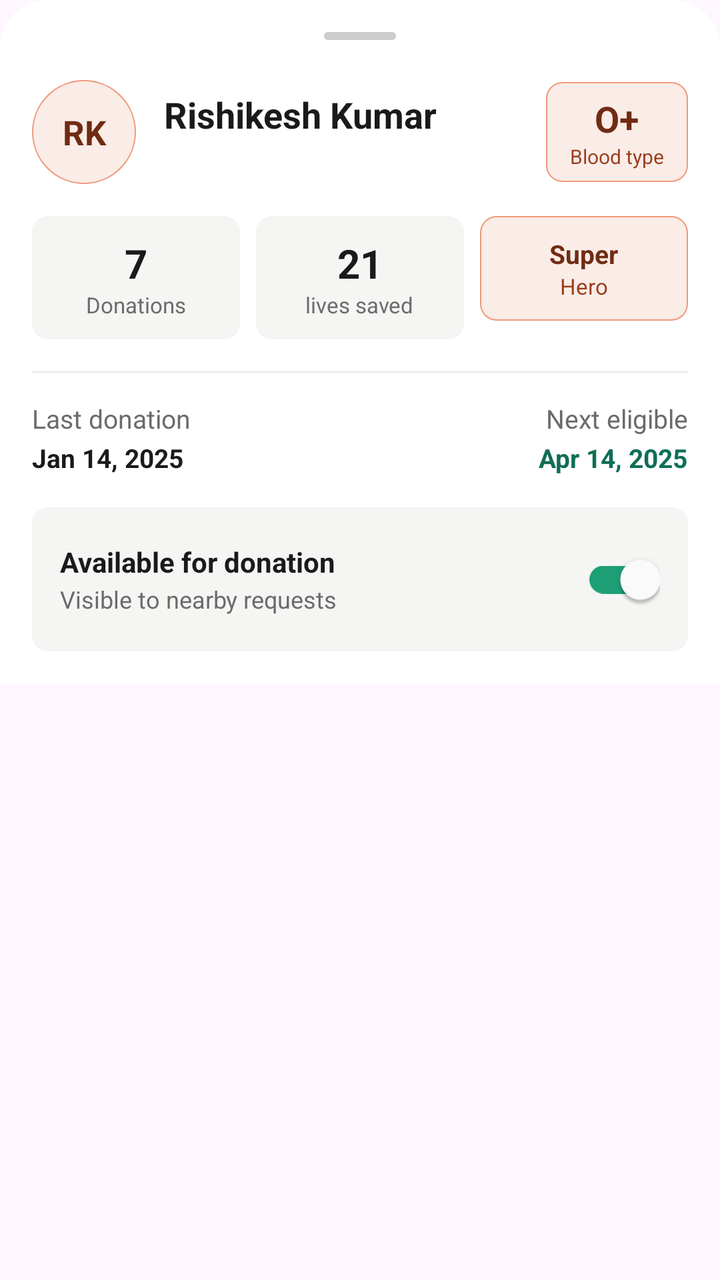
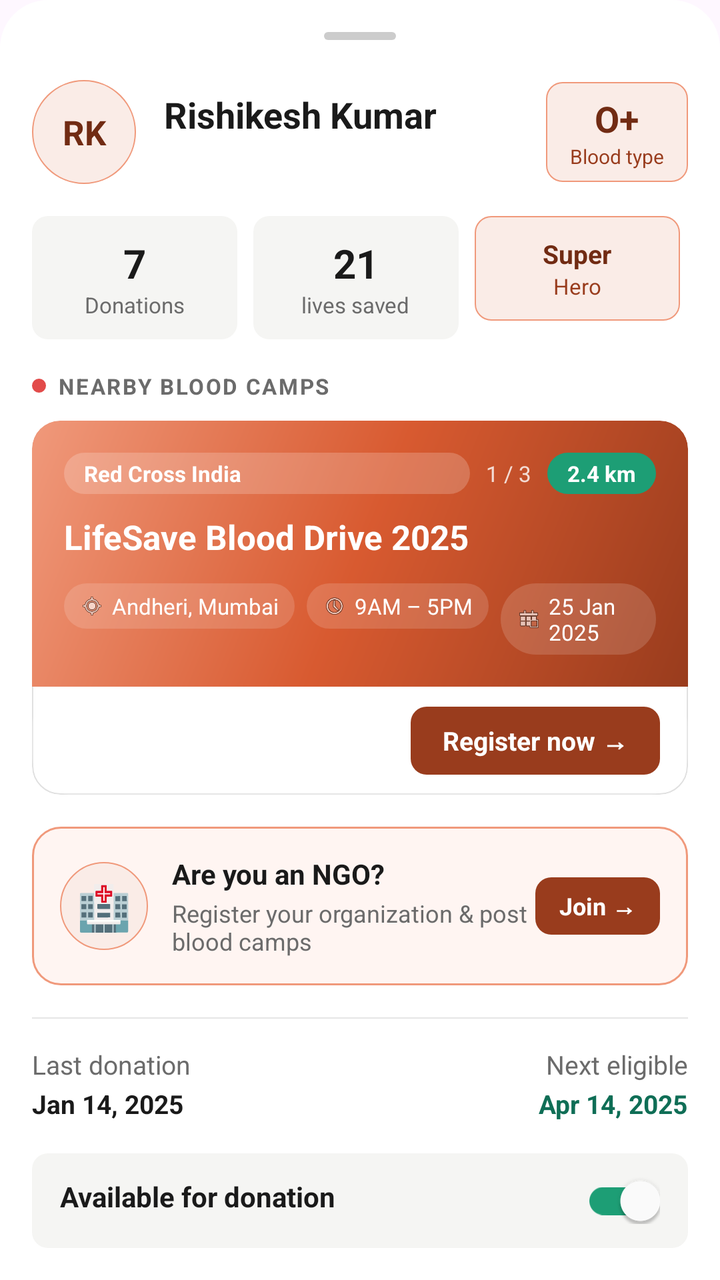

Screens rendered from an Android XML layout before and after an edit, with the pre-edit source and the edit as a unified diff.
<!-- AndroidManifest.xml: application theme Theme.LifeLink -->
<!-- res/layout/fragment_donor_bottom_sheet.xml -->
<?xml version="1.0" encoding="utf-8"?>
<FrameLayout xmlns:android="http://schemas.android.com/apk/res/android"
    xmlns:app="http://schemas.android.com/apk/res-auto"
    android:layout_width="match_parent"
    android:layout_height="match_parent">

    
    <LinearLayout
        android:id="@+id/donorBottomSheet"
        android:layout_width="match_parent"
        android:layout_height="wrap_content"
        android:background="@drawable/bg_bottom_sheet"
        android:orientation="vertical"
        android:padding="16dp">

        
        <View
            android:layout_width="36dp"
            android:layout_height="4dp"
            android:layout_gravity="center_horizontal"
            android:layout_marginBottom="20dp"
            android:background="@drawable/bg_drag_handle" />

        
        <LinearLayout
            android:layout_width="match_parent"
            android:layout_height="wrap_content"
            android:layout_marginBottom="16dp"
            android:gravity="center_vertical"
            android:orientation="horizontal">

            
            <TextView
                android:id="@+id/tvAvatar"
                android:layout_width="52dp"
                android:layout_height="52dp"
                android:background="@drawable/bg_avatar"
                android:gravity="center"
                android:text="RK"
                android:textColor="@color/coral_800"
                android:textSize="17sp"
                android:textStyle="bold" />

            
            <LinearLayout
                android:layout_width="0dp"
                android:layout_height="wrap_content"
                android:layout_marginStart="14dp"
                android:layout_weight="1"
                android:orientation="vertical">

                <TextView
                    android:id="@+id/tvDonorName"
                    android:layout_width="wrap_content"
                    android:layout_height="wrap_content"
                    android:text="Rishikesh Kumar"
                    android:textColor="@color/text_primary"
                    android:textSize="18sp"
                    android:textStyle="bold" />

                <EditText
                    android:id="@+id/locationEt"
                    android:layout_width="match_parent"
                    android:layout_height="wrap_content"
                    android:background="@android:color/transparent"
                    android:textColor="#000"
                    android:textSize="13dp"/>

            </LinearLayout>

            
            <LinearLayout
                android:id="@+id/llBloodBadge"
                android:layout_width="wrap_content"
                android:layout_height="wrap_content"
                android:background="@drawable/bg_blood_badge"
                android:gravity="center"
                android:orientation="vertical"
                android:paddingStart="12dp"
                android:paddingEnd="12dp"
                android:paddingTop="6dp"
                android:paddingBottom="6dp">

                <TextView
                    android:id="@+id/tvBloodGroup"
                    android:layout_width="wrap_content"
                    android:layout_height="wrap_content"
                    android:text="O+"
                    android:textColor="@color/coral_800"
                    android:textSize="18sp"
                    android:textStyle="bold" />

                <TextView
                    android:layout_width="wrap_content"
                    android:layout_height="wrap_content"
                    android:text="Blood type"
                    android:textColor="@color/coral_600"
                    android:textSize="10sp" />

            </LinearLayout>

        </LinearLayout>

        
        <GridLayout
            android:layout_width="match_parent"
            android:layout_height="wrap_content"
            android:layout_marginBottom="16dp"
            android:columnCount="3"
            android:rowCount="1"
            android:useDefaultMargins="false">

            
            <LinearLayout
                android:layout_width="0dp"
                android:layout_height="wrap_content"
                android:layout_columnWeight="1"
                android:layout_marginEnd="4dp"
                android:background="@drawable/bg_stat_card"
                android:gravity="center"
                android:orientation="vertical"
                android:paddingTop="10dp"
                android:paddingBottom="10dp">

                <TextView
                    android:id="@+id/tvTotalDonations"
                    android:layout_width="wrap_content"
                    android:layout_height="wrap_content"
                    android:text="7"
                    android:textColor="@color/text_primary"
                    android:textSize="20sp"
                    android:textStyle="bold" />

                <TextView
                    android:layout_width="wrap_content"
                    android:layout_height="wrap_content"
                    android:text="Donations"
                    android:textColor="@color/text_secondary"
                    android:textSize="11sp" />

            </LinearLayout>

            
            <LinearLayout
                android:layout_width="0dp"
                android:layout_height="wrap_content"
                android:layout_columnWeight="1"
                android:layout_marginStart="4dp"
                android:layout_marginEnd="4dp"
                android:background="@drawable/bg_stat_card"
                android:gravity="center"
                android:orientation="vertical"
                android:paddingTop="10dp"
                android:paddingBottom="10dp">

                <TextView
                    android:id="@+id/tvLivesSaved"
                    android:layout_width="wrap_content"
                    android:layout_height="wrap_content"
                    android:text="21"
                    android:textColor="@color/text_primary"
                    android:textSize="20sp"
                    android:textStyle="bold" />

                <TextView
                    android:layout_width="wrap_content"
                    android:layout_height="wrap_content"
                    android:text="lives saved"
                    android:textColor="@color/text_secondary"
                    android:textSize="11sp" />

            </LinearLayout>

            
            <LinearLayout
                android:layout_width="0dp"
                android:layout_height="wrap_content"
                android:layout_columnWeight="1"
                android:layout_marginStart="4dp"
                android:background="@drawable/bg_badge_card"
                android:gravity="center"
                android:orientation="vertical"
                android:paddingTop="10dp"
                android:paddingBottom="10dp">

                <TextView
                    android:id="@+id/tvBadgeTitle"
                    android:layout_width="wrap_content"
                    android:layout_height="wrap_content"
                    android:text="Super"
                    android:textColor="@color/coral_800"
                    android:textSize="13sp"
                    android:textStyle="bold" />

                <TextView
                    android:id="@+id/tvBadgeSub"
                    android:layout_width="wrap_content"
                    android:layout_height="wrap_content"
                    android:text="Hero"
                    android:textColor="@color/coral_600"
                    android:textSize="11sp" />

            </LinearLayout>

        </GridLayout>

        
        <View
            android:layout_width="match_parent"
            android:layout_height="0.5dp"
            android:layout_marginBottom="14dp"
            android:background="@color/divider" />

        
        <LinearLayout
            android:layout_width="match_parent"
            android:layout_height="wrap_content"
            android:layout_marginBottom="16dp"
            android:orientation="horizontal">

            
            <LinearLayout
                android:layout_width="0dp"
                android:layout_height="wrap_content"
                android:layout_weight="1"
                android:orientation="vertical">

                <TextView
                    android:layout_width="wrap_content"
                    android:layout_height="wrap_content"
                    android:text="Last donation"
                    android:textColor="@color/text_secondary"
                    android:textSize="13sp" />

                <TextView
                    android:id="@+id/tvLastDonation"
                    android:layout_width="wrap_content"
                    android:layout_height="wrap_content"
                    android:layout_marginTop="2dp"
                    android:text="Jan 14, 2025"
                    android:textColor="@color/text_primary"
                    android:textSize="13sp"
                    android:textStyle="bold" />

            </LinearLayout>

            
            <LinearLayout
                android:layout_width="0dp"
                android:layout_height="wrap_content"
                android:layout_weight="1"
                android:gravity="end"
                android:orientation="vertical">

                <TextView
                    android:layout_width="wrap_content"
                    android:layout_height="wrap_content"
                    android:text="Next eligible"
                    android:textColor="@color/text_secondary"
                    android:textSize="13sp" />

                <TextView
                    android:id="@+id/tvNextEligible"
                    android:layout_width="wrap_content"
                    android:layout_height="wrap_content"
                    android:layout_marginTop="2dp"
                    android:text="Apr 14, 2025"
                    android:textColor="@color/teal_600"
                    android:textSize="13sp"
                    android:textStyle="bold" />

            </LinearLayout>

        </LinearLayout>

        
        <LinearLayout
            android:layout_width="match_parent"
            android:layout_height="wrap_content"
            android:background="@drawable/bg_stat_card"
            android:gravity="center_vertical"
            android:orientation="horizontal"
            android:paddingStart="14dp"
            android:paddingEnd="14dp"
            android:paddingTop="12dp"
            android:paddingBottom="12dp">

            <LinearLayout
                android:layout_width="0dp"
                android:layout_height="wrap_content"
                android:layout_weight="1"
                android:orientation="vertical">

                <TextView
                    android:layout_width="wrap_content"
                    android:layout_height="wrap_content"
                    android:text="Available for donation"
                    android:textColor="@color/text_primary"
                    android:textSize="14sp"
                    android:textStyle="bold" />

                <TextView
                    android:id="@+id/tvAvailabilitySubtitle"
                    android:layout_width="wrap_content"
                    android:layout_height="wrap_content"
                    android:layout_marginTop="1dp"
                    android:text="Visible to nearby requests"
                    android:textColor="@color/text_secondary"
                    android:textSize="12sp" />

            </LinearLayout>

            <com.google.android.material.switchmaterial.SwitchMaterial
                android:id="@+id/switchAvailability"
                android:layout_width="wrap_content"
                android:layout_height="wrap_content"
                android:checked="true"
                app:trackTint="@color/switch_track_tint"
                app:thumbTint="@color/switch_thumb_tint" />

        </LinearLayout>

    </LinearLayout>

</FrameLayout>
<!-- resources referenced by this layout -->
<resources>
  <color name="coral_600">#993C1D</color>
  <color name="coral_800">#712B13</color>
  <color name="divider">#E5E5E5</color>
  <color name="teal_600">#0F6E56</color>
  <color name="text_primary">#1A1A1A</color>
  <color name="text_secondary">#6B6B6B</color>
  <!-- drawable bg_avatar (drawable) -->
  <?xml version="1.0" encoding="utf-8"?>
  <shape xmlns:android="http://schemas.android.com/apk/res/android"
      android:shape="oval">
      <solid android:color="@color/coral_50" />
      <stroke
          android:width="0.5dp"
          android:color="@color/coral_200" />
  </shape>
  <!-- drawable bg_bottom_sheet (drawable) -->
  <shape xmlns:android="http://schemas.android.com/apk/res/android">
      <solid android:color="@android:color/white"/>
      <corners
          android:topLeftRadius="24dp"
          android:topRightRadius="24dp"/>
  </shape>
  <!-- drawable bg_drag_handle (drawable) -->
  <shape xmlns:android="http://schemas.android.com/apk/res/android">
      <solid android:color="#CCCCCC"/>
      <corners android:radius="10dp"/>
  </shape>
  <!-- drawable bg_stat_card (drawable) -->
  <?xml version="1.0" encoding="utf-8"?>
  <shape xmlns:android="http://schemas.android.com/apk/res/android">
      <solid android:color="@color/surface_secondary" />
      <corners android:radius="8dp" />
  </shape>
  <style name="Theme.LifeLink" parent="Base.Theme.LifeLink" />
  <color name="coral_50">#FAECE7</color>
  <color name="coral_200">#F0997B</color>
  <color name="surface_secondary">#F5F5F3</color>
  <style name="Base.Theme.LifeLink" parent="Theme.Material3.DayNight.NoActionBar">
          
          
      </style>
  <!-- unchanged entries left out for length: 2 -->
</resources>

<!-- the commit's change to res/layout/fragment_donor_bottom_sheet.xml (unified diff, before → after) -->
@@ -171,12 +171,14 @@
 
             </LinearLayout>
 
+
             
             <LinearLayout
                 android:layout_width="0dp"
                 android:layout_height="wrap_content"
                 android:layout_columnWeight="1"
                 android:layout_marginStart="4dp"
+                android:layout_marginEnd="4dp"
                 android:background="@drawable/bg_badge_card"
                 android:gravity="center"
                 android:orientation="vertical"
@@ -202,8 +204,343 @@
 
             </LinearLayout>
 
+
         </GridLayout>
 
+        <LinearLayout
+            android:id="@+id/llCampSection"
+            android:layout_width="match_parent"
+            android:layout_height="wrap_content"
+            android:orientation="vertical"
+            android:layout_marginBottom="16dp">
+
+            
+            <LinearLayout
+                android:layout_width="match_parent"
+                android:layout_height="wrap_content"
+                android:orientation="horizontal"
+                android:gravity="center_vertical"
+                android:layout_marginBottom="10dp">
+
+                <View
+                    android:layout_width="7dp"
+                    android:layout_height="7dp"
+                    android:background="@drawable/bg_live_dot"
+                    android:layout_marginEnd="6dp"/>
+
+                <TextView
+                    android:layout_width="0dp"
+                    android:layout_height="wrap_content"
+                    android:layout_weight="1"
+                    android:text="NEARBY BLOOD CAMPS"
+                    android:textSize="11sp"
+                    android:letterSpacing="0.08"
+                    android:textColor="@color/text_secondary"
+                    android:textStyle="bold"/>
+
+            </LinearLayout>
+
+            
+            <LinearLayout
+                android:id="@+id/llCampCard"
+                android:layout_width="match_parent"
+                android:layout_height="wrap_content"
+                android:orientation="vertical"
+                android:background="@drawable/bg_camp_card"
+                android:clipToOutline="true">
+
+                
+                <LinearLayout
+                    android:id="@+id/llCampGradientHeader"
+                    android:layout_width="match_parent"
+                    android:layout_height="wrap_content"
+                    android:background="@drawable/bg_camp_gradient"
+                    android:orientation="vertical"
+                    android:padding="16dp">
+
+                    
+                    <LinearLayout
+                        android:layout_width="match_parent"
+                        android:layout_height="wrap_content"
+                        android:orientation="horizontal"
+                        android:gravity="center_vertical"
+                        android:layout_marginBottom="10dp">
+
+                        
+                        <TextView
+                            android:id="@+id/tvNgoName"
+                            android:layout_width="0dp"
+                            android:layout_height="wrap_content"
+                            android:layout_weight="1"
+                            android:text="Red Cross India"
+                            android:textSize="11sp"
+                            android:textStyle="bold"
+                            android:textColor="#FFFFFF"
+                            android:background="@drawable/bg_ngo_pill"
+                            android:paddingStart="10dp"
+                            android:paddingEnd="10dp"
+                            android:paddingTop="3dp"
+                            android:paddingBottom="3dp"
+                            android:maxLines="1"
+                            android:ellipsize="end"/>
+
+                        
+                        <View android:layout_width="8dp" android:layout_height="1dp"/>
+
+                        
+                        <TextView
+                            android:id="@+id/tvCampIndicator"
+                            android:layout_width="wrap_content"
+                            android:layout_height="wrap_content"
+                            android:text="1 / 3"
+                            android:textSize="11sp"
+                            android:textColor="#CCFFFFFF"/>
+
+                        
+                        <TextView
+                            android:id="@+id/tvCampDistance"
+                            android:layout_width="wrap_content"
+                            android:layout_height="wrap_content"
+                            android:text="2.4 km"
+                            android:textSize="11sp"
+                            android:textStyle="bold"
+                            android:textColor="#FFFFFF"
+                            android:background="@drawable/bg_distance_chip_white"
+                            android:paddingStart="10dp"
+                            android:paddingEnd="10dp"
+                            android:paddingTop="3dp"
+                            android:paddingBottom="3dp"
+                            android:layout_marginStart="8dp"/>
+
+                    </LinearLayout>
+
+                    
+                    <TextView
+                        android:id="@+id/tvCampName"
+                        android:layout_width="match_parent"
+                        android:layout_height="wrap_content"
+                        android:text="LifeSave Blood Drive 2025"
+                        android:textSize="17sp"
+                        android:textStyle="bold"
+                        android:textColor="#FFFFFF"
+                        android:layout_marginBottom="12dp"/>
+
+                    
+                    <LinearLayout
+                        android:layout_width="match_parent"
+                        android:layout_height="wrap_content"
+                        android:orientation="horizontal">
+
+                        
+                        <LinearLayout
+                            android:layout_width="wrap_content"
+                            android:layout_height="wrap_content"
+                            android:orientation="horizontal"
+                            android:gravity="center_vertical"
+                            android:background="@drawable/bg_info_chip"
+                            android:paddingStart="8dp"
+                            android:paddingEnd="8dp"
+                            android:paddingTop="4dp"
+                            android:paddingBottom="4dp"
+                            android:layout_marginEnd="6dp">
+
+                            <ImageView
+                                android:layout_width="12dp"
+                                android:layout_height="12dp"
+                                android:src="@android:drawable/ic_menu_mylocation"
+                                android:layout_marginEnd="4dp"/>
+
+                            <TextView
+                                android:id="@+id/tvCampLocation"
+                                android:layout_width="wrap_content"
+                                android:layout_height="wrap_content"
+                                android:text="Andheri, Mumbai"
+                                android:textSize="11sp"
+                                android:textColor="#FFFFFF"
+                                android:maxLines="1"
+                                android:ellipsize="end"/>
+
+                        </LinearLayout>
+
+                        
+                        <LinearLayout
+                            android:layout_width="wrap_content"
+                            android:layout_height="wrap_content"
+                            android:orientation="horizontal"
+                            android:gravity="center_vertical"
+                            android:background="@drawable/bg_info_chip"
+                            android:paddingStart="8dp"
+                            android:paddingEnd="8dp"
+                            android:paddingTop="4dp"
+                            android:paddingBottom="4dp"
+                            android:layout_marginEnd="6dp">
+
+                            <ImageView
+                                android:layout_width="12dp"
+                                android:layout_height="12dp"
+                                android:src="@android:drawable/ic_menu_recent_history"
+                                android:layout_marginEnd="4dp"/>
+
+                            <TextView
+                                android:id="@+id/tvCampTime"
+                                android:layout_width="wrap_content"
+                                android:layout_height="wrap_content"
+                                android:text="9AM – 5PM"
+                                android:textSize="11sp"
+                                android:textColor="#FFFFFF"/>
+
+                        </LinearLayout>
+
+                        
+                        <LinearLayout
+                            android:layout_width="wrap_content"
+                            android:layout_height="wrap_content"
+                            android:orientation="horizontal"
+                            android:gravity="center_vertical"
+                            android:background="@drawable/bg_info_chip"
+                            android:paddingStart="8dp"
+                            android:paddingEnd="8dp"
+                            android:paddingTop="4dp"
+                            android:paddingBottom="4dp">
+
+                            <ImageView
+                                android:layout_width="12dp"
+                                android:layout_height="12dp"
+                                android:src="@android:drawable/ic_menu_today"
+                                android:layout_marginEnd="4dp"/>
+
+                            <TextView
+                                android:id="@+id/tvCampDate"
+                                android:layout_width="wrap_content"
+                                android:layout_height="wrap_content"
+                                android:text="25 Jan 2025"
+                                android:textSize="11sp"
+                                android:textColor="#FFFFFF"/>
+
+                        </LinearLayout>
+
+                    </LinearLayout>
+
+                </LinearLayout>
+
+                
+                <LinearLayout
+                    android:layout_width="match_parent"
+                    android:layout_height="wrap_content"
+                    android:orientation="horizontal"
+                    android:gravity="center_vertical"
+                    android:background="@drawable/bg_ngo_pill"
+                    android:paddingStart="14dp"
+                    android:paddingEnd="14dp"
+                    android:paddingTop="10dp"
+                    android:paddingBottom="10dp">
+
+                    
+                    <LinearLayout
+                        android:id="@+id/llDotIndicators"
+                        android:layout_width="0dp"
+                        android:layout_height="wrap_content"
+                        android:layout_weight="1"
+                        android:orientation="horizontal"
+                        android:gravity="center_vertical"/>
+
+                    
+                    <TextView
+                        android:id="@+id/btnRegisterCamp"
+                        android:layout_width="wrap_content"
+                        android:layout_height="wrap_content"
+                        android:text="Register now →"
+                        android:textSize="13sp"
+                        android:textStyle="bold"
+                        android:textColor="#FFFFFF"
+                        android:background="@drawable/bg_register_btn"
+                        android:paddingStart="16dp"
+                        android:paddingEnd="16dp"
+                        android:paddingTop="8dp"
+                        android:paddingBottom="8dp"/>
+
+                </LinearLayout>
+
+            </LinearLayout>
+
+            
+            <TextView
+                android:id="@+id/tvNoCamps"
+                android:layout_width="match_parent"
+                android:layout_height="wrap_content"
+                android:text="No active camps within 10 km"
+                android:textSize="13sp"
+                android:textColor="@color/text_secondary"
+                android:gravity="center"
+                android:padding="16dp"
+                android:background="@drawable/bg_stat_card"
+                android:visibility="gone"/>
+
+
+
+        </LinearLayout>
+
+        
+        <LinearLayout
+            android:layout_width="match_parent"
+            android:layout_height="wrap_content"
+            android:background="@drawable/bg_ngo_card"
+            android:orientation="horizontal"
+            android:gravity="center_vertical"
+            android:padding="14dp"
+            android:layout_marginBottom="16dp">
+
+            
+            <TextView
+                android:layout_width="44dp"
+                android:layout_height="44dp"
+                android:text="🏥"
+                android:textSize="22sp"
+                android:gravity="center"
+                android:background="@drawable/bg_avatar"
+                android:layout_marginEnd="12dp"/>
+
+            
+            <LinearLayout
+                android:layout_width="0dp"
+                android:layout_height="wrap_content"
+                android:layout_weight="1"
+                android:orientation="vertical">
+
+                <TextView
+                    android:layout_width="wrap_content"
+                    android:layout_height="wrap_content"
+                    android:text="Are you an NGO?"
+                    android:textSize="14sp"
+                    android:textStyle="bold"
+                    android:textColor="@color/text_primary"/>
+
+                <TextView
+                    android:layout_width="wrap_content"
+                    android:layout_height="wrap_content"
+                    android:text="Register your organization &amp; post blood camps"
+                    android:textSize="12sp"
+                    android:textColor="@color/text_secondary"
+                    android:layout_marginTop="2dp"/>
+
+            </LinearLayout>
+
+            
+            <TextView
+                android:id="@+id/btnNgoRegister"
+                android:layout_width="wrap_content"
+                android:layout_height="wrap_content"
+                android:text="Join →"
+                android:textSize="12sp"
+                android:textStyle="bold"
+                android:textColor="#FFFFFF"
+                android:background="@drawable/bg_register_btn"
+                android:paddingStart="12dp"
+                android:paddingEnd="12dp"
+                android:paddingTop="6dp"
+                android:paddingBottom="6dp"/>
+
+        </LinearLayout>
         
         <View
             android:layout_width="match_parent"
<!-- resource entries referenced after the edit -->
@@ -22,10 +22,69 @@
           android:topLeftRadius="24dp"
           android:topRightRadius="24dp"/>
   </shape>
+  <!-- drawable bg_camp_card (drawable) -->
+  <?xml version="1.0" encoding="utf-8"?>
+  <shape xmlns:android="http://schemas.android.com/apk/res/android">
+      <solid android:color="@color/white"/>
+      <corners android:radius="14dp"/>
+      <stroke android:width="0.5dp" android:color="@color/border_tertiary"/>
+  </shape>
+  <!-- drawable bg_camp_gradient (drawable) -->
+  <?xml version="1.0" encoding="utf-8"?>
+  <shape xmlns:android="http://schemas.android.com/apk/res/android">
+      <gradient
+          android:type="linear"
+          android:angle="135"
+          android:startColor="#993C1D"
+          android:centerColor="#D85A30"
+          android:endColor="#F0997B"/>
+      <corners
+          android:topLeftRadius="14dp"
+          android:topRightRadius="14dp"
+          android:bottomLeftRadius="0dp"
+          android:bottomRightRadius="0dp"/>
+  </shape>
+  <!-- drawable bg_distance_chip_white (drawable) -->
+  <?xml version="1.0" encoding="utf-8"?>
+  <shape xmlns:android="http://schemas.android.com/apk/res/android">
+      <solid android:color="#1D9E75"/>
+      <corners android:radius="20dp"/>
+  </shape>
   <!-- drawable bg_drag_handle (drawable) -->
   <shape xmlns:android="http://schemas.android.com/apk/res/android">
       <solid android:color="#CCCCCC"/>
       <corners android:radius="10dp"/>
+  </shape>
+  <!-- drawable bg_info_chip (drawable) -->
+  <?xml version="1.0" encoding="utf-8"?>
+  <shape xmlns:android="http://schemas.android.com/apk/res/android">
+      <solid android:color="#26FFFFFF"/>
+      <corners android:radius="20dp"/>
+  </shape>
+  <!-- drawable bg_live_dot (drawable) -->
+  <?xml version="1.0" encoding="utf-8"?>
+  <shape xmlns:android="http://schemas.android.com/apk/res/android"
+      android:shape="oval">
+      <solid android:color="#E24B4A"/>
+  </shape>
+  <!-- drawable bg_ngo_card (drawable) -->
+  <?xml version="1.0" encoding="utf-8"?>
+  <shape xmlns:android="http://schemas.android.com/apk/res/android">
+      <solid android:color="#FFF5F2"/>
+      <corners android:radius="14dp"/>
+      <stroke android:width="1dp" android:color="@color/coral_200"/>
+  </shape>
+  <!-- drawable bg_ngo_pill (drawable) -->
+  <?xml version="1.0" encoding="utf-8"?>
+  <shape xmlns:android="http://schemas.android.com/apk/res/android">
+      <solid android:color="#33FFFFFF"/>
+      <corners android:radius="20dp"/>
+  </shape>
+  <!-- drawable bg_register_btn (drawable) -->
+  <?xml version="1.0" encoding="utf-8"?>
+  <shape xmlns:android="http://schemas.android.com/apk/res/android">
+      <solid android:color="@color/coral_600"/>
+      <corners android:radius="8dp"/>
   </shape>
   <!-- drawable bg_stat_card (drawable) -->
   <?xml version="1.0" encoding="utf-8"?>
@@ -36,6 +95,8 @@
   <style name="Theme.LifeLink" parent="Base.Theme.LifeLink" />
   <color name="coral_50">#FAECE7</color>
   <color name="coral_200">#F0997B</color>
+  <color name="white">#FFFFFFFF</color>
+  <color name="border_tertiary">#E0E0E0</color>
   <color name="surface_secondary">#F5F5F3</color>
   <style name="Base.Theme.LifeLink" parent="Theme.Material3.DayNight.NoActionBar">
           
